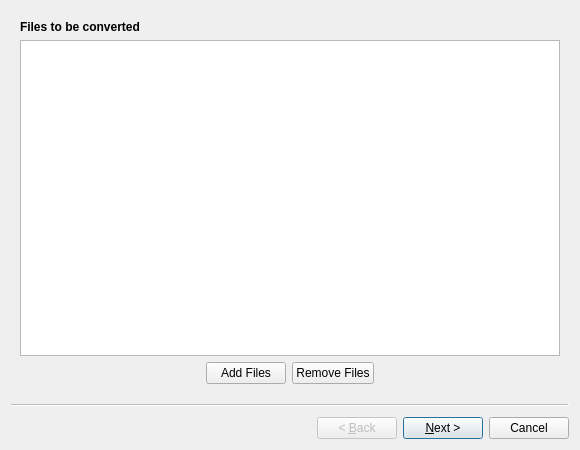
Qt form ui/addtaskwizard.ui (swl-x/MystiQ) before a commit.
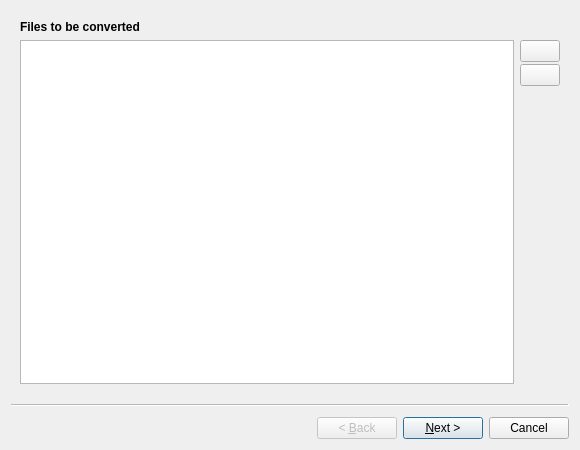
The same form after that commit. Icons and pictures are not drawn.

What changed in the file:
```diff
--- a/ui/addtaskwizard.ui
+++ b/ui/addtaskwizard.ui
@@ -59,33 +59,11 @@
       </property>
      </widget>
     </item>
-    <item row="1" column="0">
-     <layout class="QVBoxLayout" name="verticalLayout_6">
-      <item>
-       <widget class="QListWidget" name="lstFiles">
-        <property name="alternatingRowColors">
-         <bool>true</bool>
-        </property>
-        <property name="selectionMode">
-         <enum>QAbstractItemView::ExtendedSelection</enum>
-        </property>
-       </widget>
-      </item>
-      <item>
-       <layout class="QHBoxLayout" name="horizontalLayout">
-        <item>
-         <spacer name="horizontalSpacer_4">
-          <property name="orientation">
-           <enum>Qt::Horizontal</enum>
-          </property>
-          <property name="sizeHint" stdset="0">
-           <size>
-            <width>40</width>
-            <height>20</height>
-           </size>
-          </property>
-         </spacer>
-        </item>
+    <item row="1" column="1">
+     <layout class="QVBoxLayout" name="verticalLayout">
+      <property name="spacing">
+       <number>2</number>
+      </property>
         <item>
          <widget class="QPushButton" name="btnAdd">
           <property name="focusPolicy">
@@ -95,7 +73,7 @@
            <string>Add files.</string>
           </property>
           <property name="text">
-           <string>Add Files</string>
+         <string/>
           </property>
           <property name="icon">
            <iconset theme="archive-insert">
@@ -118,7 +96,7 @@
            <string>Remove selected files.</string>
           </property>
           <property name="text">
-           <string>Remove Files</string>
+         <string/>
           </property>
           <property name="icon">
            <iconset theme="delete">
@@ -127,19 +105,34 @@
          </widget>
         </item>
         <item>
-         <spacer name="horizontalSpacer_5">
+       <spacer name="verticalSpacer">
           <property name="orientation">
-           <enum>Qt::Horizontal</enum>
+         <enum>Qt::Vertical</enum>
           </property>
           <property name="sizeHint" stdset="0">
            <size>
-            <width>40</width>
-            <height>20</height>
+          <width>20</width>
+          <height>40</height>
            </size>
           </property>
          </spacer>
         </item>
        </layout>
+    </item>
+    <item row="1" column="0">
+     <layout class="QVBoxLayout" name="verticalLayout_6">
+      <property name="spacing">
+       <number>2</number>
+      </property>
+      <item>
+       <widget class="QListWidget" name="lstFiles">
+        <property name="alternatingRowColors">
+         <bool>true</bool>
+        </property>
+        <property name="selectionMode">
+         <enum>QAbstractItemView::ExtendedSelection</enum>
+        </property>
+       </widget>
       </item>
      </layout>
     </item>
```
Left out of the diff: 16 changed lines with no effect on the pictures. Lines whose indentation alone changed are shown as unchanged.
